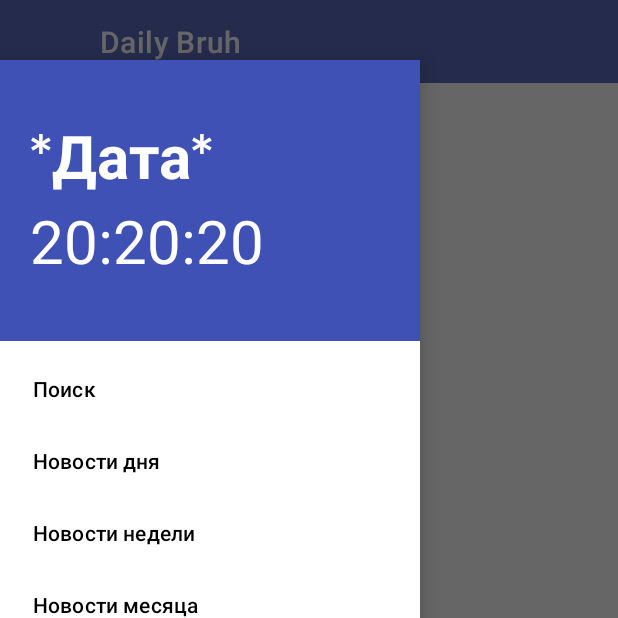
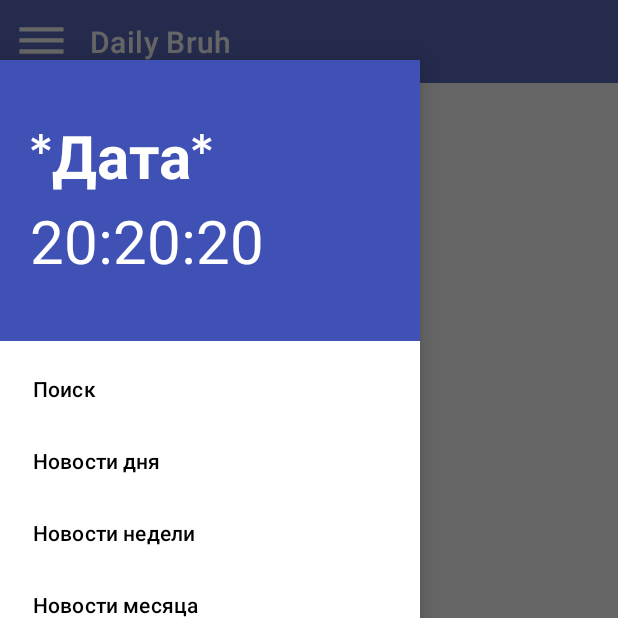
Before and after one commit to y19th/Daily-Bruh, an Android app: the FragmentNewsPage screen opened through its navigation route, with the side drawer open, on a phone screen of 412 x 824 dp, the top half of it. Run offline under Robolectric (Android 15) with nearby library versions, the phone set to English and light mode, and no system bars; 3 statements that could not run were skipped.

Commit message:
ver 1.2 made nav view with no behaviour

```diff
--- a/app/build.gradle
+++ b/app/build.gradle
@@ -54,10 +54,7 @@ dependencies {
     //coil
     implementation "io.coil-kt:coil:1.1.1"
 
-    //
-
-    implementation 'de.hdodenhof:circleimageview:2.1.0'
-
+    implementation("com.android.support:recyclerview-v7:28.0.0")
 
     implementation("androidx.lifecycle:lifecycle-viewmodel-ktx:2.5.1")
     implementation 'com.squareup.retrofit2:retrofit:2.9.0'
--- a/app/src/main/java/com/example/dailybruh/adapters/NewsPageRecyclerAdapter.kt
+++ b/app/src/main/java/com/example/dailybruh/adapters/NewsPageRecyclerAdapter.kt
@@ -3,6 +3,7 @@ package com.example.dailybruh.adapters
 import android.content.Context
 import android.view.LayoutInflater
 import android.view.ViewGroup
+import androidx.recyclerview.widget.ItemTouchHelper
 import androidx.recyclerview.widget.RecyclerView
 import com.example.dailybruh.databinding.RecyclerItemNewsPageBinding
 import com.example.dailybruh.dataclasses.News
@@ -30,5 +31,6 @@ class NewsPageRecyclerAdapter(private val news: News): RecyclerView.Adapter<News
 
     override fun getItemCount(): Int = 5
 
+
     inner class ViewHolder: RecyclerView.ViewHolder(binding.root)
 }
--- a/app/src/main/java/com/example/dailybruh/fragment/FragmentNewsPage.kt
+++ b/app/src/main/java/com/example/dailybruh/fragment/FragmentNewsPage.kt
@@ -1,20 +1,17 @@
 package com.example.dailybruh.fragment
 
-import android.app.ActionBar.LayoutParams
 import android.os.Build
 import android.os.Bundle
 import android.view.LayoutInflater
 import android.view.View
 import android.view.ViewGroup
-import android.widget.Toast
+import androidx.core.view.GravityCompat
 import androidx.fragment.app.Fragment
 import androidx.recyclerview.widget.LinearLayoutManager
 import com.example.dailybruh.adapters.NewsPageRecyclerAdapter
 import com.example.dailybruh.const.NEWS_DATA
 import com.example.dailybruh.databinding.FragmentNewsPageBinding
 import com.example.dailybruh.dataclasses.News
-import com.example.dailybruh.extension.changeHeight
-import com.example.dailybruh.extension.changeParams
 
 class FragmentNewsPage : Fragment() {
 
@@ -44,8 +41,10 @@ class FragmentNewsPage : Fragment() {
                 layoutManager = LinearLayoutManager(context)
                 adapter = NewsPageRecyclerAdapter(news)
             }
-            toolBar.titleMarginStart = 100
             navView.y +=60
+            navMenuButton.setOnClickListener {
+                mainLayout.openDrawer(GravityCompat.START)
+            }
         }
     }
 
--- /dev/null
+++ b/app/src/main/res/drawable/icon_nav_menu_open.xml
@@ -0,0 +1,5 @@
+<vector android:height="24dp" android:tint="#FFFFFF"
+    android:viewportHeight="24" android:viewportWidth="24"
+    android:width="10dp" xmlns:android="http://schemas.android.com/apk/res/android">
+    <path android:fillColor="@android:color/white" android:pathData="M2,15.5v2h20v-2L2,15.5zM2,10.5v2h20v-2L2,10.5zM2,5.5v2h20v-2L2,5.5z"/>
+</vector>
--- a/app/src/main/res/layout/fragment_news_page.xml
+++ b/app/src/main/res/layout/fragment_news_page.xml
@@ -18,7 +18,18 @@
             android:layout_height="55dp"
             app:title="@string/app_name"
             app:titleTextColor="@color/white"
+            app:titleMarginStart="60dp"
             android:background="@color/blue_400"
+            />
+        <androidx.appcompat.widget.AppCompatButton
+            android:id="@+id/nav_menu_button"
+            android:layout_width="35dp"
+            android:layout_height="35dp"
+            android:layout_marginStart="10dp"
+            app:layout_constraintStart_toStartOf="parent"
+            app:layout_constraintTop_toTopOf="@id/tool_bar"
+            app:layout_constraintBottom_toBottomOf="@id/tool_bar"
+            android:background="@drawable/icon_nav_menu_open"
             />
         <TextView
             app:layout_constraintTop_toBottomOf="@id/tool_bar"
```
